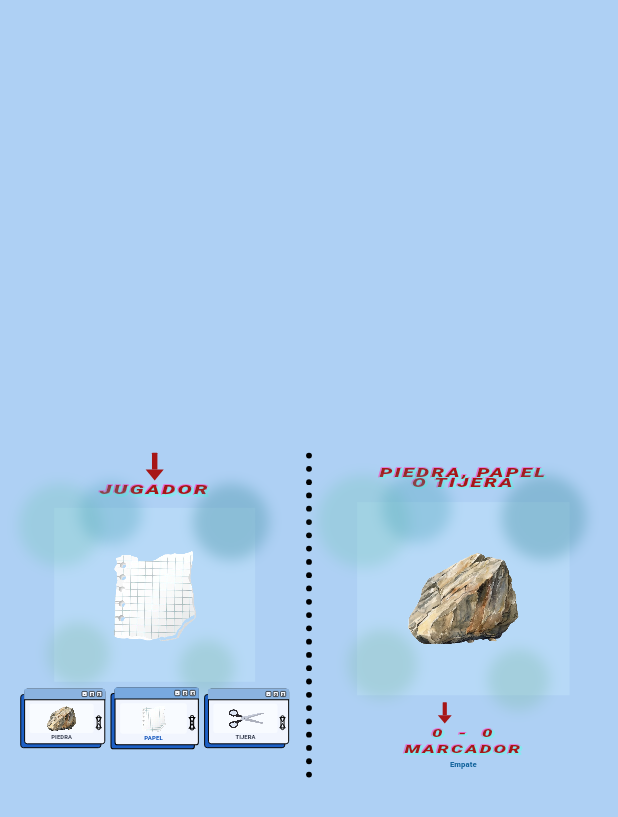
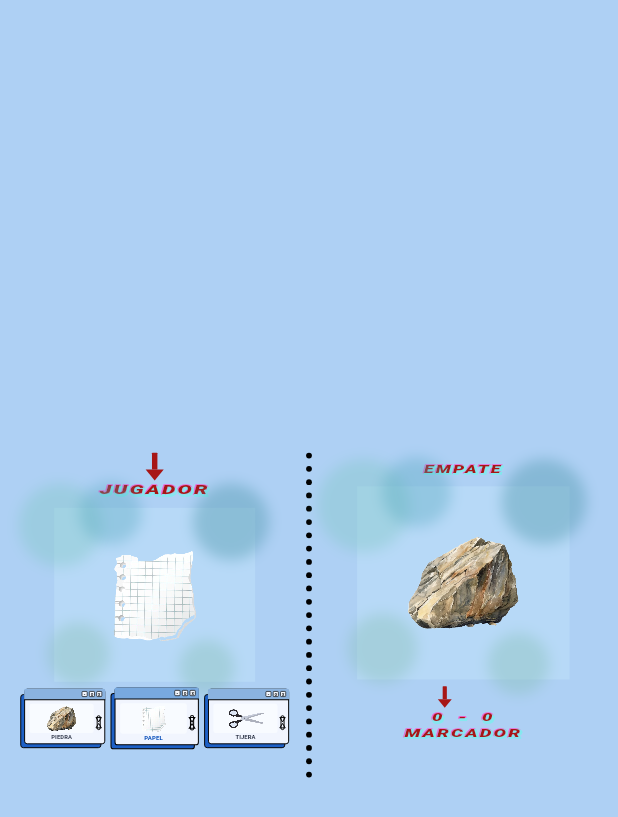
Before and after one commit to kgcamachoa/app-flutter, a Flutter app: the screen it shows after launch, on a phone screen of 412 x 824 dp. Shown: the top 817 px of the screen. Run offline on Flutter 3.47's test engine with Material 3 defaults, Android fonts, the phone set to English and light mode, and no system bars; Roboto replaces fonts that are missing (Arial).

Commit message:
Cambios en la interfaz

```diff
--- a/pdr_ppl_tjrs/lib/main.dart
+++ b/pdr_ppl_tjrs/lib/main.dart
@@ -82,9 +82,9 @@ class _GamePageState extends State<GamePage> {
 
   String get _statusText {
     return switch (_lastResult) {
-      RoundResult.player => 'Ganaste la ronda',
-      RoundResult.computer => 'Gana la computadora',
-      RoundResult.tie => 'Empate',
+      RoundResult.player => 'GANASTE LA RONDA',
+      RoundResult.computer => 'GANA LA COMPUTADORA',
+      RoundResult.tie => 'EMPATE',
     };
   }
 
@@ -218,7 +218,7 @@ class _ComputerSide extends StatelessWidget {
     return Column(
       children: [
         const SizedBox(height: 28),
-        const _NeonText('PIEDRA, PAPEL\nO TIJERA', fontSize: 46),
+        _NeonText(statusText, fontSize: 40),
         const SizedBox(height: 28),
         SizedBox(
           width: 550,
@@ -226,11 +226,7 @@ class _ComputerSide extends StatelessWidget {
           child: _SelectionStage(move: selectedMove, large: true),
         ),
         const SizedBox(height: 18),
-        _ScoreBoard(
-          playerScore: playerScore,
-          computerScore: computerScore,
-          statusText: statusText,
-        ),
+        _ScoreBoard(playerScore: playerScore, computerScore: computerScore),
       ],
     );
   }
@@ -503,15 +499,10 @@ class _FakeScrollBar extends StatelessWidget {
 }
 
 class _ScoreBoard extends StatelessWidget {
-  const _ScoreBoard({
-    required this.playerScore,
-    required this.computerScore,
-    required this.statusText,
-  });
+  const _ScoreBoard({required this.playerScore, required this.computerScore});
 
   final int playerScore;
   final int computerScore;
-  final String statusText;
 
   @override
   Widget build(BuildContext context) {
@@ -525,16 +516,6 @@ class _ScoreBoard extends StatelessWidget {
         _NeonText('$playerScore  -  $computerScore', fontSize: 42),
         const SizedBox(height: 8),
         const _NeonText('MARCADOR', fontSize: 42),
-        const SizedBox(height: 10),
-        Text(
-          statusText,
-          key: const ValueKey('round-status'),
-          style: const TextStyle(
-            color: Color(0xFF13649C),
-            fontSize: 20,
-            fontWeight: FontWeight.w800,
-          ),
-        ),
       ],
     );
   }
```
Also changed, not shown: 1 other file.
